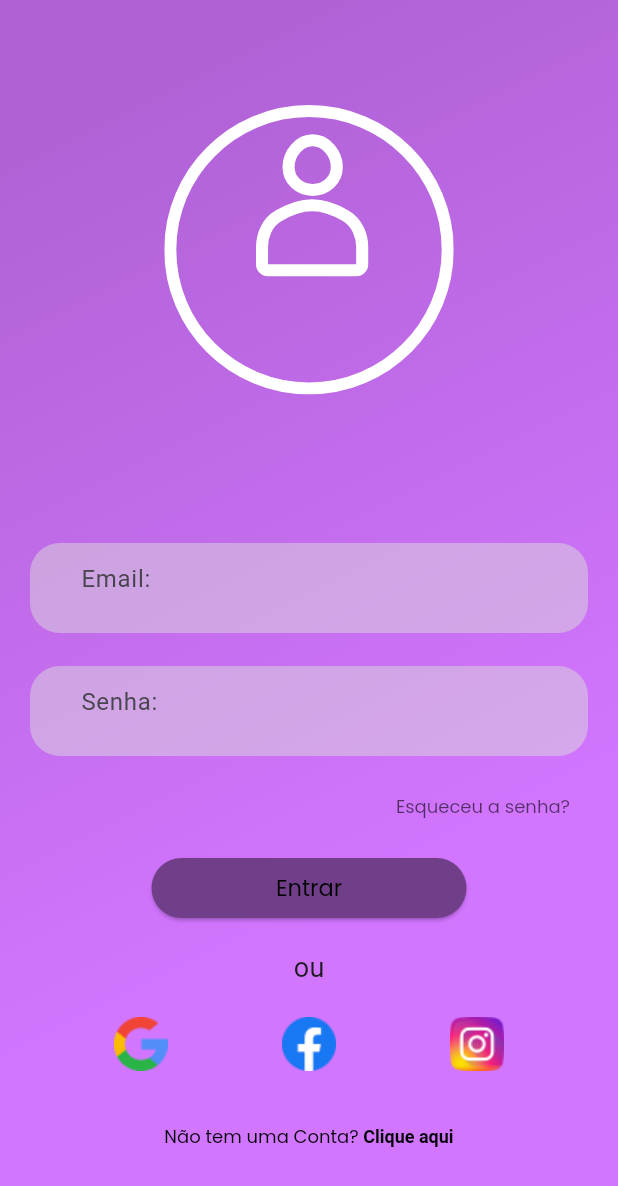
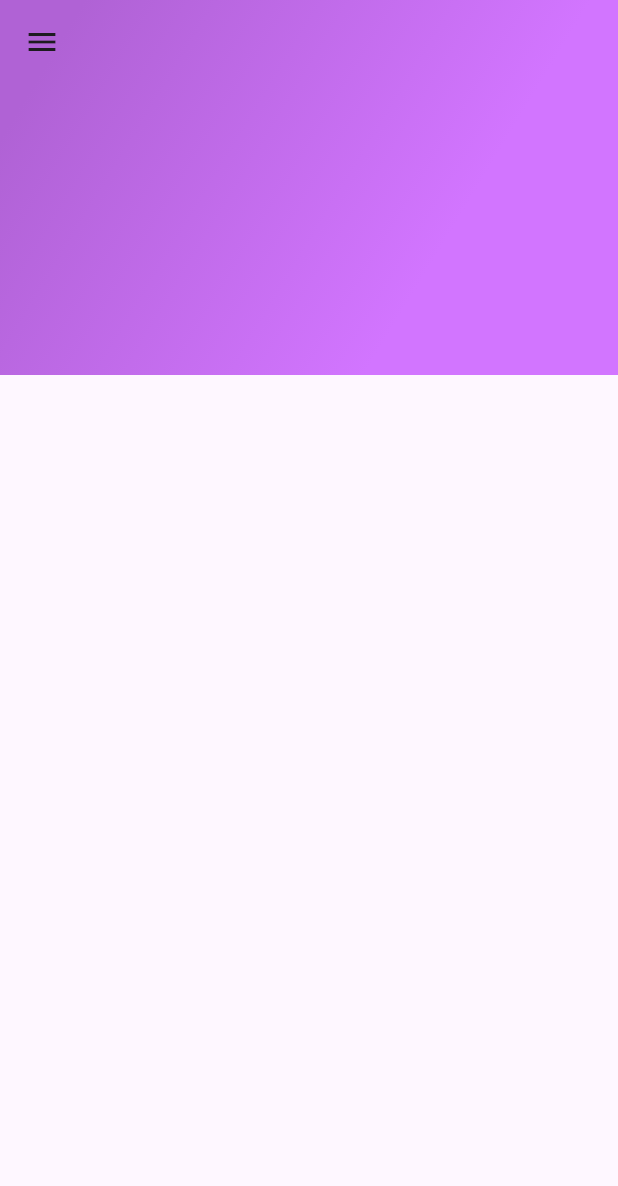
Before and after one commit to Pedro-Balestra/Simplest_Front, a Flutter app: the screen it shows after launch, after a tap on "Entrar", on a phone screen of 412 x 824 dp. Shown: the top 1186 px of the screen. Run offline on Flutter 3.47's test engine with Material 2 defaults, Android fonts, the phone set to English and light mode, and no system bars; our stand-ins replace google_fonts, lottie.

Commit message:
Criação do menu Drawer

```diff
--- a/lib/main.dart
+++ b/lib/main.dart
@@ -1,6 +1,7 @@
 import 'package:flutter/material.dart';
+import 'package:simples_front_end/screens/home/home.dart';
 import 'package:simples_front_end/screens/login/login_page.dart';
-import 'package:simples_front_end/screens/signIn/signIn_page.dart';
+import 'screens/signUp/signUp_page.dart';
 
 void main() {
   runApp(const MyApp());
@@ -37,7 +38,8 @@ class MyApp extends StatelessWidget {
       initialRoute: 'login',
       routes: {
         'login': (BuildContext context) => const LoginPage(),
-        'signIn': (BuildContext context) => const SignInPage(),
+        'signUp': (BuildContext context) => const SignUpPage(),
+        'home': (BuildContext context) => const Home(),
       },
     );
   }
--- /dev/null
+++ b/lib/screens/home/home.dart
@@ -0,0 +1,31 @@
+import 'package:flutter/material.dart';
+import 'package:simples_front_end/screens/home/menu_drawer/drawer.dart';
+import 'package:simples_front_end/utils/appColors.dart';
+
+class Home extends StatefulWidget {
+  const Home({super.key});
+
+  @override
+  State<Home> createState() => _HomeState();
+}
+
+class _HomeState extends State<Home> {
+  @override
+  Widget build(BuildContext context) {
+    return Scaffold(
+      extendBodyBehindAppBar: true,
+      appBar: AppBar(
+        backgroundColor: Colors.transparent,
+        elevation: 0,
+      ),
+      drawer: menuDrawer(context),
+      body: Container(
+        width: double.infinity,
+        height: 250,
+        decoration: BoxDecoration(
+          gradient: backgroundApp(),
+        ),
+      ),
+    );
+  }
+}
--- /dev/null
+++ b/lib/screens/home/menu_drawer/drawer.dart
@@ -0,0 +1,42 @@
+import 'package:flutter/material.dart';
+import 'package:google_fonts/google_fonts.dart';
+import 'package:lottie/lottie.dart';
+import 'package:simples_front_end/screens/home/menu_drawer/routesDrawer.dart';
+import 'package:simples_front_end/utils/appColors.dart';
+
+Widget menuDrawer(context) {
+  return Drawer(
+    child: Column(
+      children: [
+        Container(
+          width: double.infinity,
+          height: 250,
+          decoration: BoxDecoration(
+            gradient: backgroundApp(),
+          ),
+          child: Center(
+            child: Column(
+              children: [
+                Container(
+                  padding: const EdgeInsets.only(top: 52),
+                  height: 200,
+                  width: 200,
+                  child: Lottie.asset('assets/lottie/profile_hello.json'),
+                ),
+                // const SizedBox(height: 18),
+                Text(
+                  'Olá, user',
+                  style: GoogleFonts.poppins(
+                      fontSize: 20, fontWeight: FontWeight.w500),
+                )
+              ],
+            ),
+          ),
+        ),
+        routesDrawer('Histórico', 'login', context, Icons.description),
+        routesDrawer('Perfil', 'login', context, Icons.person),
+        routesDrawer('Sobre Nós', 'login', context, Icons.info_rounded),
+      ],
+    ),
+  );
+}
--- /dev/null
+++ b/lib/screens/home/menu_drawer/routesDrawer.dart
@@ -0,0 +1,15 @@
+import 'package:flutter/material.dart';
+import 'package:google_fonts/google_fonts.dart';
+
+Widget routesDrawer(label, route, context, icon) {
+  return ListTile(
+    leading: Icon(icon, color: Colors.black), // Adicione o ícone aqui
+    title: Text(
+      '$label',
+      style: GoogleFonts.poppins(fontSize: 18),
+    ),
+    onTap: () {
+      Navigator.pushNamed(context, route);
+    },
+  );
+}
--- a/lib/screens/login/animation_login.dart
+++ b/lib/screens/login/animation_login.dart
@@ -7,7 +7,7 @@ Widget animationLogin() {
       top: 70,
     ),
     child: Lottie.asset(
-      "assets/lottie/Profile.json",
+      "assets/lottie/Profile1.json",
       width: 193,
       height: 193,
       fit: BoxFit.fill,
--- a/lib/screens/login/login_page.dart
+++ b/lib/screens/login/login_page.dart
@@ -49,7 +49,7 @@ class _LoginPageState extends State<LoginPage> {
               const SizedBox(
                 height: 10,
               ),
-              button("Entrar", context, 'login'),
+              button("Entrar", context, 'home'),
               const Align(
                 alignment: Alignment.center,
                 child: Padding(
@@ -79,7 +79,7 @@ class _LoginPageState extends State<LoginPage> {
                 alignment: Alignment.center,
                 child: TextButton(
                   onPressed: () {
-                    Navigator.pushNamed(context, 'signIn');
+                    Navigator.pushNamed(context, 'signUp');
                   },
                   child: RichText(
                     text: TextSpan(
--- a/lib/screens/signIn/animation_login.dart
+++ b/lib/screens/signUp/animation_signUp.dart
@@ -1,7 +1,7 @@
 import 'package:flutter/material.dart';
 import 'package:lottie/lottie.dart';
 
-Widget animationSignIn() {
+Widget animationSignUp() {
   return Container(
     margin: const EdgeInsets.only(
       top: 70,
--- a/lib/screens/signIn/signIn_page.dart
+++ b/lib/screens/signUp/signUp_page.dart
@@ -3,16 +3,16 @@ import 'package:simples_front_end/utils/appColors.dart';
 import 'package:simples_front_end/utils/widgetButton.dart';
 import 'package:simples_front_end/utils/widgetTextfield.dart';
 
-import 'animation_login.dart';
+import 'animation_signUp.dart';
 
-class SignInPage extends StatefulWidget {
-  const SignInPage({super.key});
+class SignUpPage extends StatefulWidget {
+  const SignUpPage({super.key});
 
   @override
-  State<SignInPage> createState() => _SignInPageState();
+  State<SignUpPage> createState() => _SignUpPageState();
 }
 
-class _SignInPageState extends State<SignInPage> {
+class _SignUpPageState extends State<SignUpPage> {
   @override
   Widget build(BuildContext context) {
     return Scaffold(
@@ -25,7 +25,7 @@ class _SignInPageState extends State<SignInPage> {
         child: SingleChildScrollView(
           child: Column(
             children: [
-              animationSignIn(),
+              animationSignUp(),
               const SizedBox(
                 height: 40,
               ),
```
Also changed, not shown: assets/lottie/Profile1.json (added, +1 -0 lines), assets/lottie/profile_hello.json (added, +1 -0 lines), assets/Icons/Menu.png (added).
